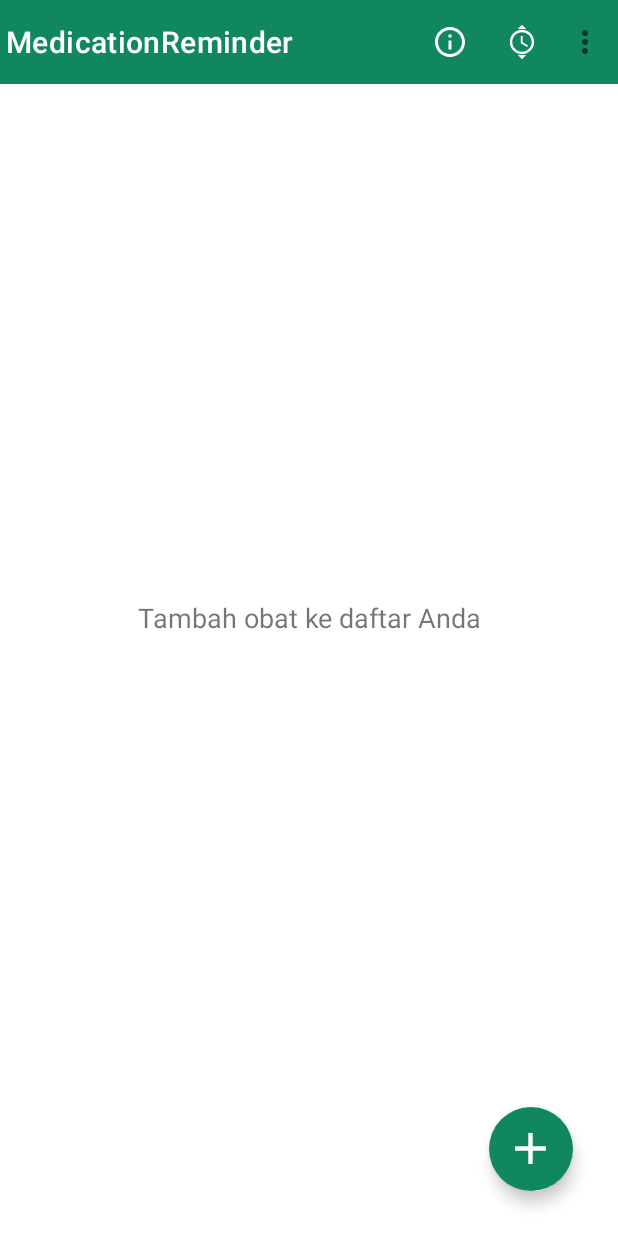
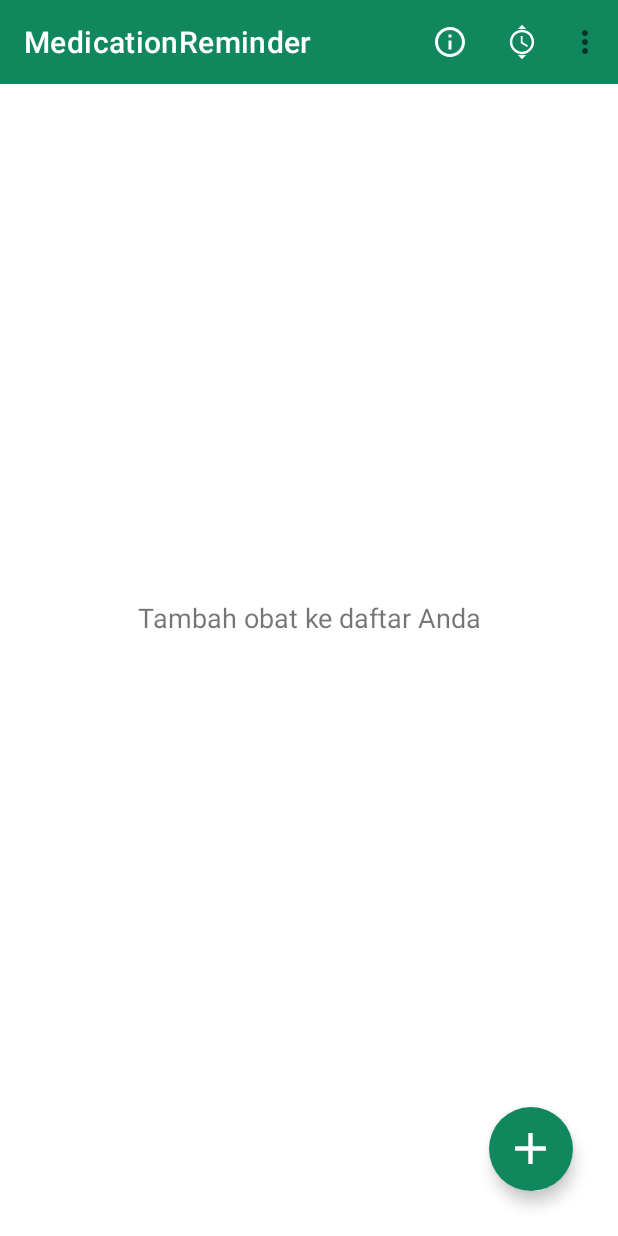
Before and after one commit to fiqriturhamz/MedicationReminder, an Android app: the screen it shows after launch (MainActivity), on a phone screen of 412 x 824 dp. Run offline under Robolectric (Android 15) with nearby library versions, the phone set to English and light mode, and no system bars; our stand-ins replace Room's generated code.

Commit message:
Memperbaiki toolbar

```diff
--- a/app/src/main/res/layout/activity_main.xml
+++ b/app/src/main/res/layout/activity_main.xml
@@ -13,8 +13,7 @@
         android:layout_alignParentTop="true"
         android:gravity="center_vertical"
         app:navigationIconTint="@color/white"
-        app:titleTextColor="@color/white"
-        app:contentInsetStart="0dp" />
+        app:titleTextColor="@color/white" />
 
     <ListView
         android:id="@+id/med_list_view"
```
